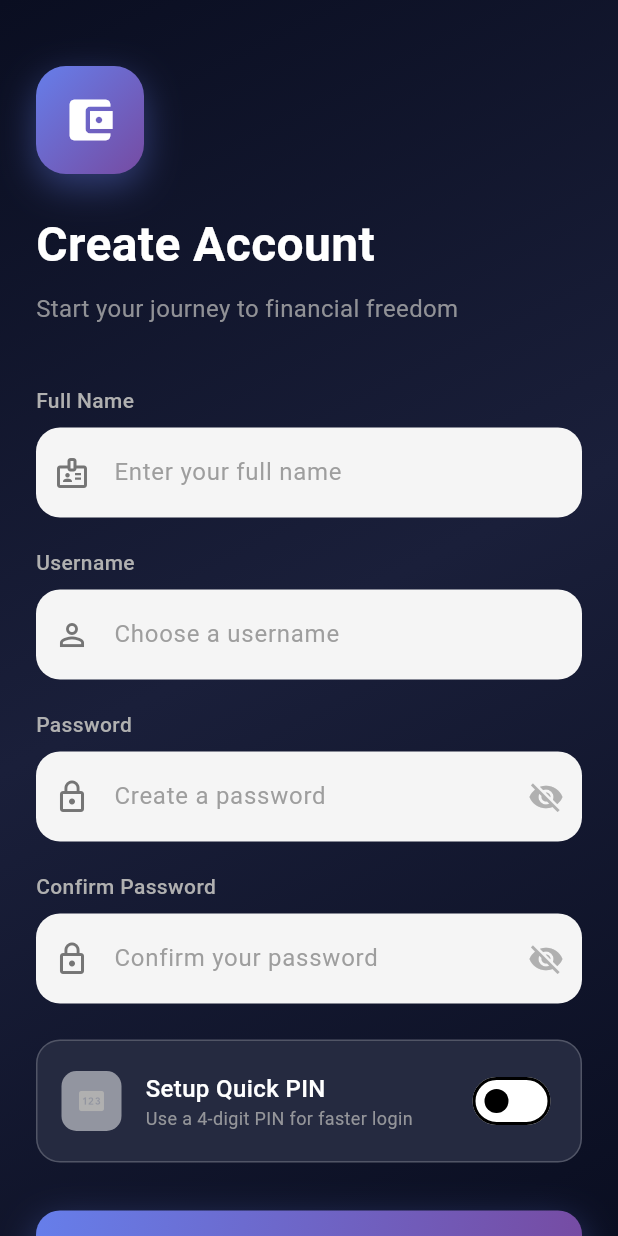
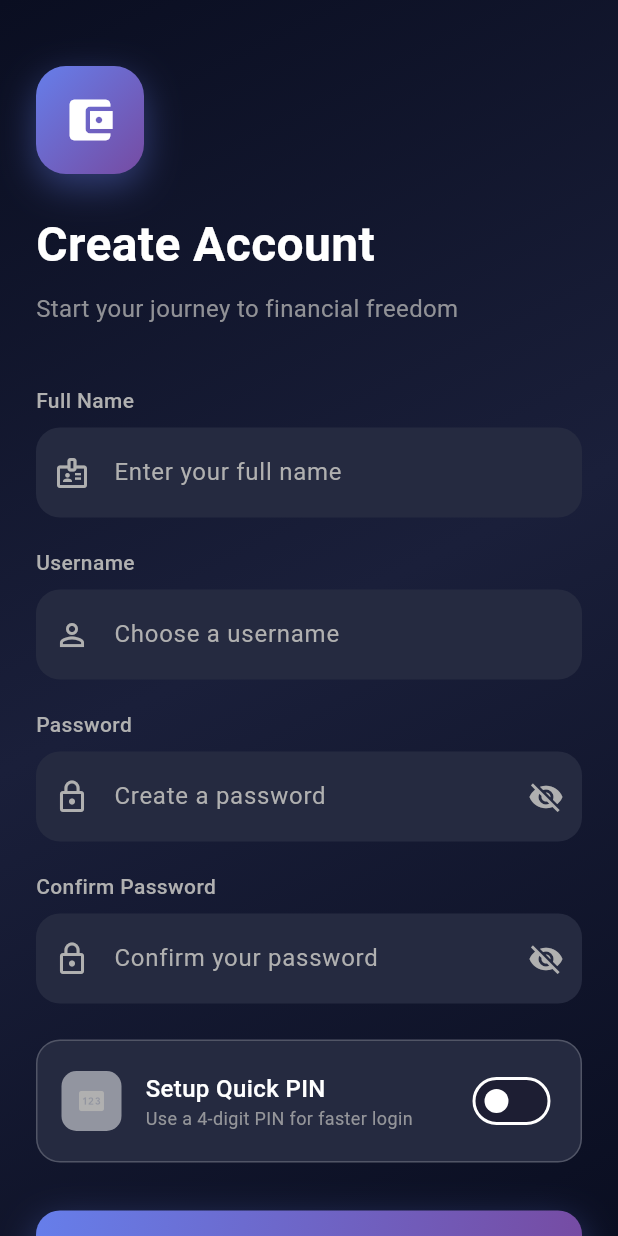
Before and after one commit to ganesh0189/ExpenseTracker, a Flutter app: the screen it shows after launch, on a phone screen of 412 x 824 dp. Run offline on Flutter 3.47's test engine with Material 3 defaults, Android fonts, the phone set to English and light mode, and no system bars; our stand-ins replace flutter_local_notifications, shared_preferences, sqflite; accounts and stored records are empty; statements that could not run were skipped.

```diff
--- a/lib/main.dart
+++ b/lib/main.dart
@@ -47,18 +47,14 @@ class MoneyTrackerApp extends StatelessWidget {
         ChangeNotifierProvider(create: (_) => LoanProvider()),
         ChangeNotifierProvider(create: (_) => ExpenseProvider()),
       ],
-      child: Consumer<SettingsProvider>(
-        builder: (context, settingsProvider, child) {
-          return MaterialApp(
-            title: 'Money Tracker',
-            debugShowCheckedModeBanner: false,
-            theme: lightTheme,
-            darkTheme: darkTheme,
-            themeMode: settingsProvider.themeMode,
-            initialRoute: Routes.splash,
-            onGenerateRoute: generateRoute,
-          );
-        },
+      child: MaterialApp(
+        title: 'Money Tracker',
+        debugShowCheckedModeBanner: false,
+        theme: darkTheme,
+        darkTheme: darkTheme,
+        themeMode: ThemeMode.dark,
+        initialRoute: Routes.splash,
+        onGenerateRoute: generateRoute,
       ),
     );
   }
```
Also changed, not shown: lib/screens/settings/settings_screen.dart (+12 -47 lines).
